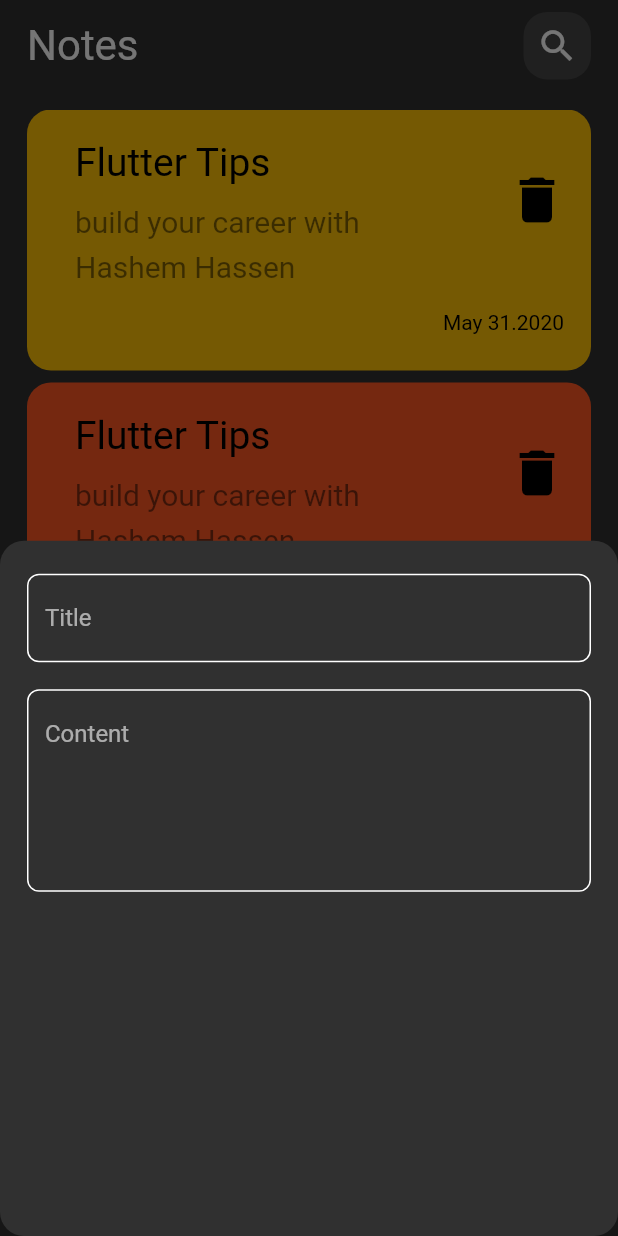
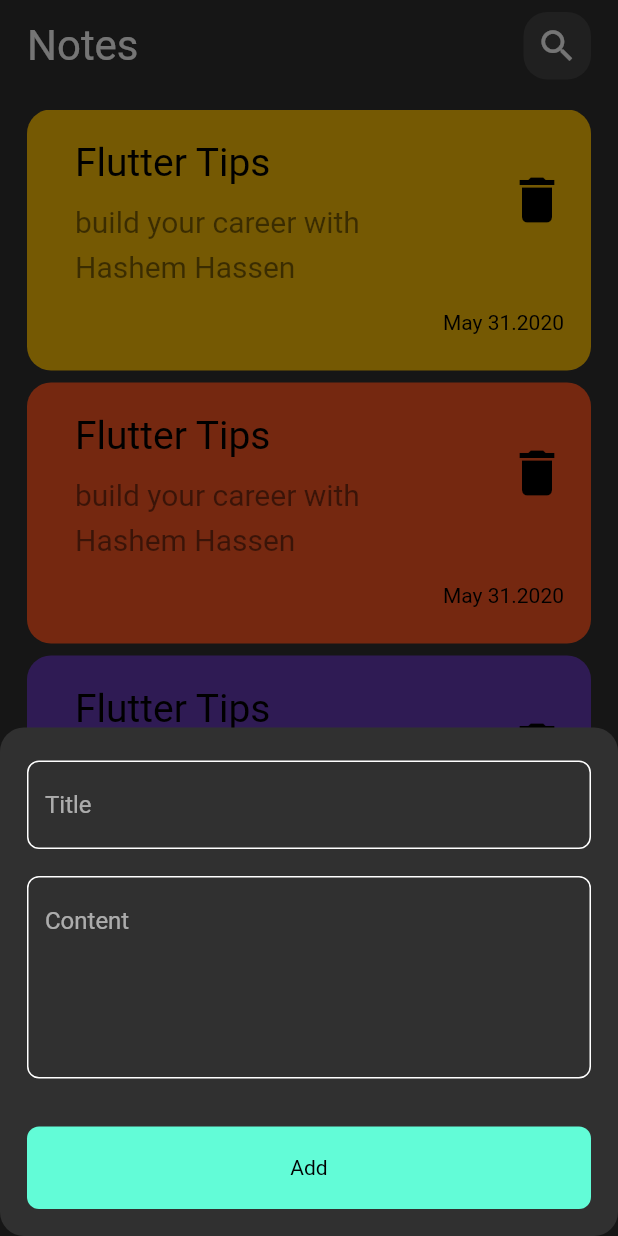
Before and after one commit to hashem2770/note-app, a Flutter app: the screen it shows after launch, after a tap on the "add" icon, on a phone screen of 412 x 824 dp. Run offline on Flutter 3.47's test engine with Material 2 defaults, Android fonts, the phone set to English and light mode, and no system bars.

Commit message:
finish notes bottom sheet

```diff
--- a/lib/views/widgets/add_note_bottom_sheet.dart
+++ b/lib/views/widgets/add_note_bottom_sheet.dart
@@ -1,5 +1,7 @@
 import 'package:flutter/material.dart';
+import 'package:note_app/constant.dart';
 
+import 'custom_button.dart';
 import 'custom_text_field.dart';
 
 class AddNoteBottomSheet extends StatelessWidget {
@@ -9,13 +11,31 @@ class AddNoteBottomSheet extends StatelessWidget {
   Widget build(BuildContext context) {
     return Padding(
       padding: const EdgeInsets.symmetric(horizontal: 18.0),
-      child: Column(
-        children: [
-          SizedBox(height: 22,),
-          CustomTextField(hint: 'Title',),
-          SizedBox(height: 18,),
-          CustomTextField(hint: 'Content',maxLine: 5,),
-        ],
+      child: SingleChildScrollView(
+        child: Column(
+          children: [
+            SizedBox(
+              height: 22,
+            ),
+            CustomTextField(
+              hint: 'Title',
+            ),
+            SizedBox(
+              height: 18,
+            ),
+            CustomTextField(
+              hint: 'Content',
+              maxLine: 5,
+            ),
+            SizedBox(
+              height: 32,
+            ),
+            CustomButton(),
+            SizedBox(
+              height: 18,
+            ),
+          ],
+        ),
       ),
     );
   }
--- /dev/null
+++ b/lib/views/widgets/custom_button.dart
@@ -0,0 +1,24 @@
+import 'package:flutter/material.dart';
+
+import '../../constant.dart';
+
+
+class CustomButton extends StatelessWidget {
+  const CustomButton({Key? key}) : super(key: key);
+
+  @override
+  Widget build(BuildContext context) {
+    return Container(
+      width: MediaQuery.of(context).size.width,
+      height: 55,
+      decoration: BoxDecoration(
+          color: kPrimaryColor, borderRadius: BorderRadius.circular(8)),
+      child: const Center(
+        child: Text(
+          'Add',
+          style: TextStyle(color: Colors.black),
+        ),
+      ),
+    );
+  }
+}
```
